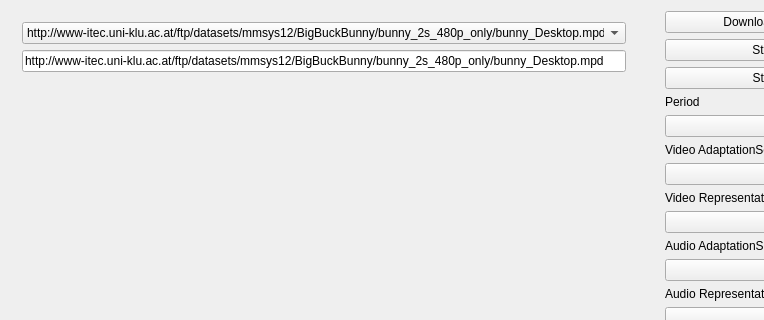
Before: the Qt Designer form libdash/qtsampleplayer/qtsampleplayer.ui in bitmovin/libdash, drawn with Qt 5; both pictures show x 0 to 764 and y 0 to 320 of the 898 by 516 pixel window.
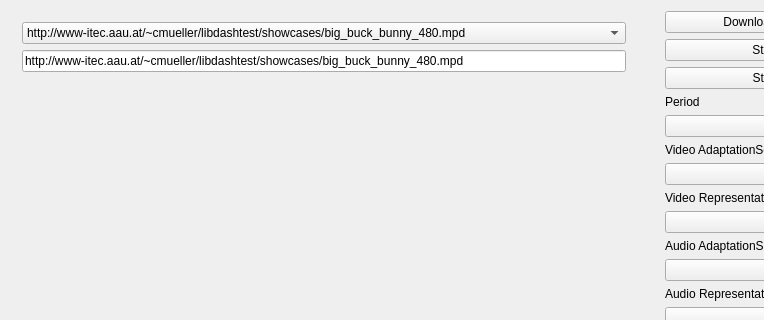
After: the same form once the commit is applied. Custom widgets are drawn as their Qt base class.

The edit to the form file:
```diff
--- a/libdash/qtsampleplayer/qtsampleplayer.ui
+++ b/libdash/qtsampleplayer/qtsampleplayer.ui
@@ -34,7 +34,7 @@
         <widget class="QComboBox" name="cb_mpd">
          <item>
           <property name="text">
-           <string notr="true">http://www-itec.uni-klu.ac.at/ftp/datasets/mmsys12/BigBuckBunny/bunny_2s_480p_only/bunny_Desktop.mpd</string>
+           <string>http://www-itec.aau.at/~cmueller/libdashtest/showcases/big_buck_bunny_480.mpd</string>
           </property>
          </item>
          <item>
@@ -132,7 +132,7 @@
        <item>
         <widget class="QLineEdit" name="lineEdit_mpd">
          <property name="text">
-          <string>http://www-itec.uni-klu.ac.at/ftp/datasets/mmsys12/BigBuckBunny/bunny_2s_480p_only/bunny_Desktop.mpd</string>
+          <string>http://www-itec.aau.at/~cmueller/libdashtest/showcases/big_buck_bunny_480.mpd</string>
          </property>
         </widget>
        </item>
```
